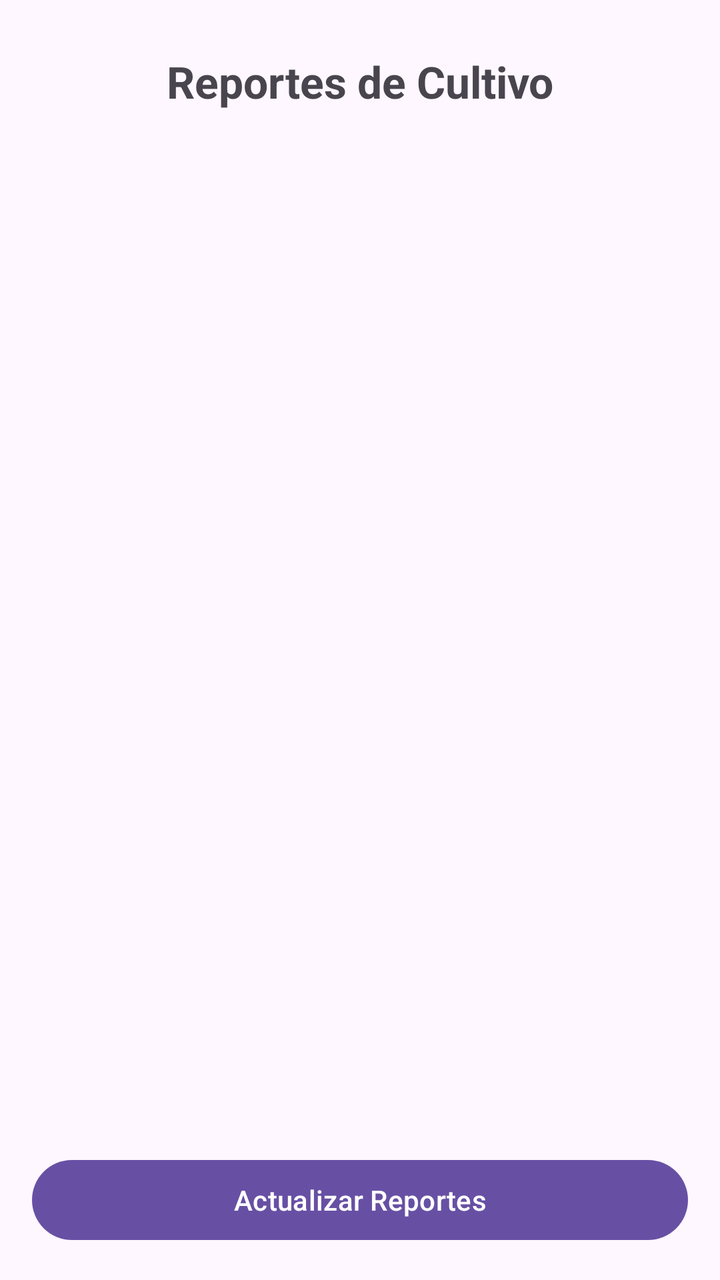
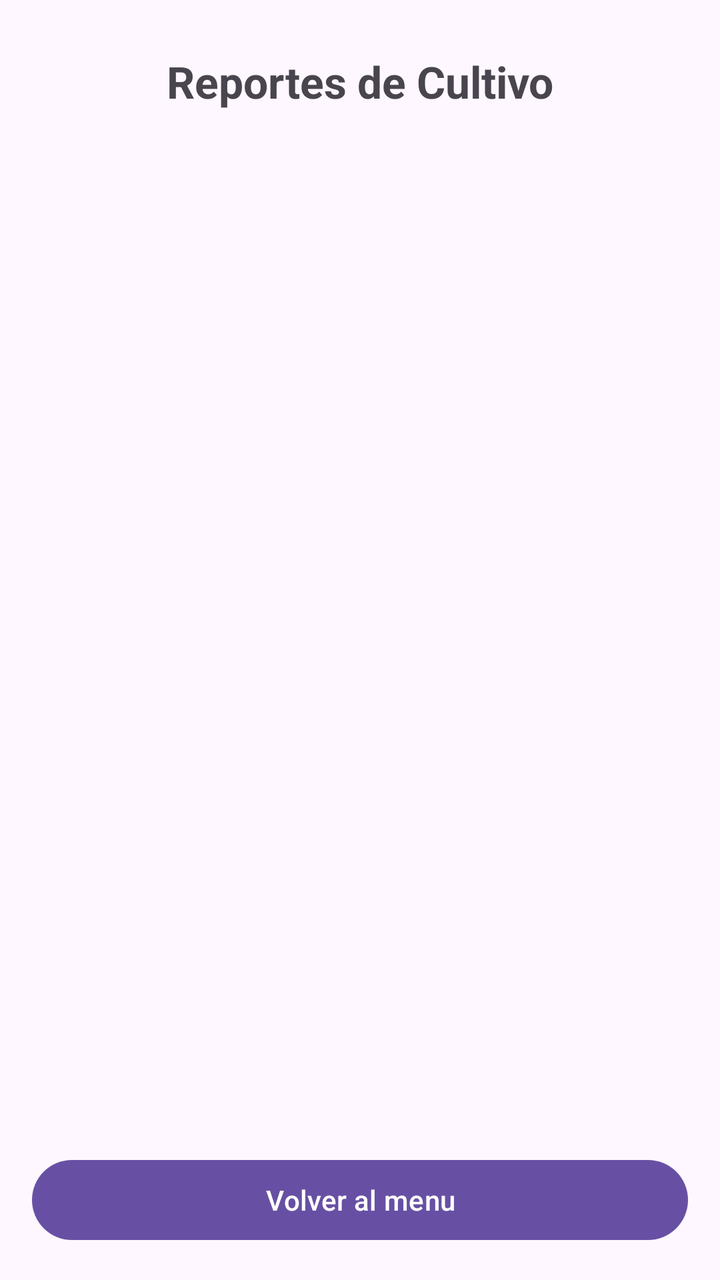

Screens rendered from an Android XML layout before and after an edit, with the pre-edit source and the edit as a unified diff.
<!-- AndroidManifest.xml: application theme Theme.Cultivos_Orquideas -->
<!-- res/layout/activity_reportes.xml -->
<?xml version="1.0" encoding="utf-8"?>
<LinearLayout xmlns:android="http://schemas.android.com/apk/res/android"
    android:id="@+id/main"
    android:layout_width="match_parent"
    android:layout_height="match_parent"
    android:orientation="vertical"
    android:padding="16dp">

    <TextView
        android:id="@+id/tvTituloReportes"
        android:layout_width="match_parent"
        android:layout_height="wrap_content"
        android:text="Reportes de Cultivo"
        android:textSize="22sp"
        android:textStyle="bold"
        android:gravity="center"
        android:padding="10dp"/>

    <ListView
        android:id="@+id/listViewReportes"
        android:layout_width="match_parent"
        android:layout_height="0dp"
        android:layout_weight="1"
        android:divider="@android:color/darker_gray"
        android:dividerHeight="1dp"/>
    <Button
        android:id="@+id/btnActualizarReportes"
        android:layout_width="match_parent"
        android:layout_height="wrap_content"
        android:text="Actualizar Reportes"/>

</LinearLayout>
<!-- resources referenced by this layout -->
<resources>
  <style name="Theme.Cultivos_Orquideas" parent="Base.Theme.Cultivos_Orquideas" />
  <style name="Base.Theme.Cultivos_Orquideas" parent="Theme.Material3.DayNight.NoActionBar">
          
          
      </style>
</resources>

<!-- the commit's change to res/layout/activity_reportes.xml (unified diff, before → after) -->
@@ -27,6 +27,6 @@
         android:id="@+id/btnActualizarReportes"
         android:layout_width="match_parent"
         android:layout_height="wrap_content"
-        android:text="Actualizar Reportes"/>
+        android:text="Volver al menu"/>
 
 </LinearLayout>
